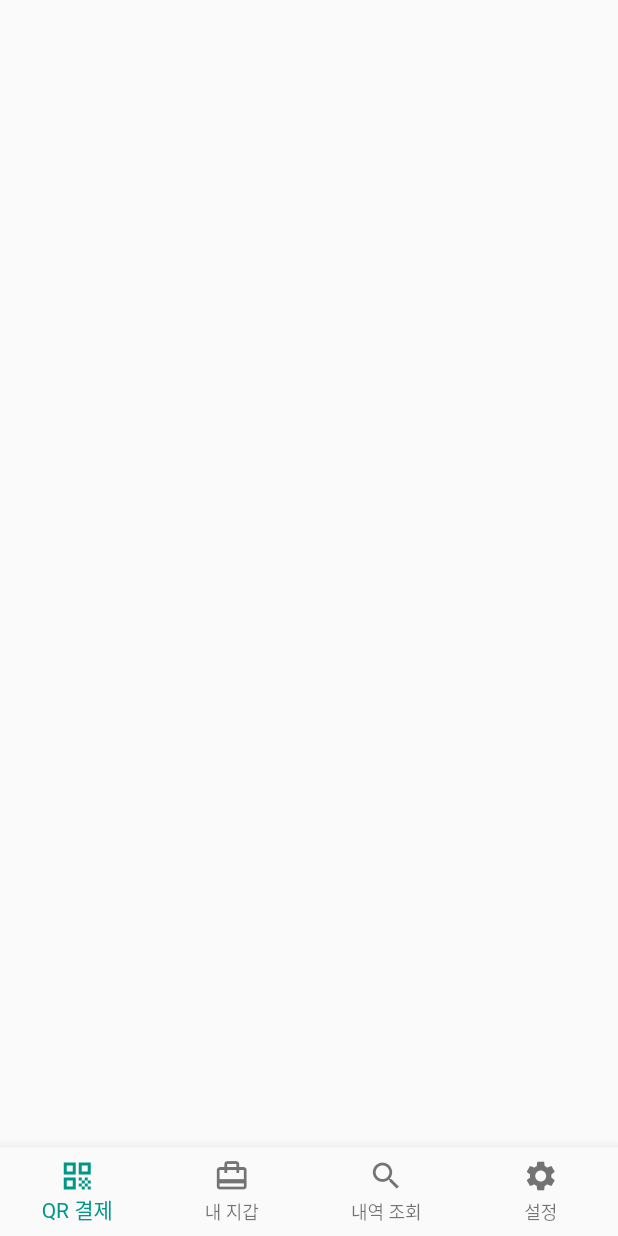
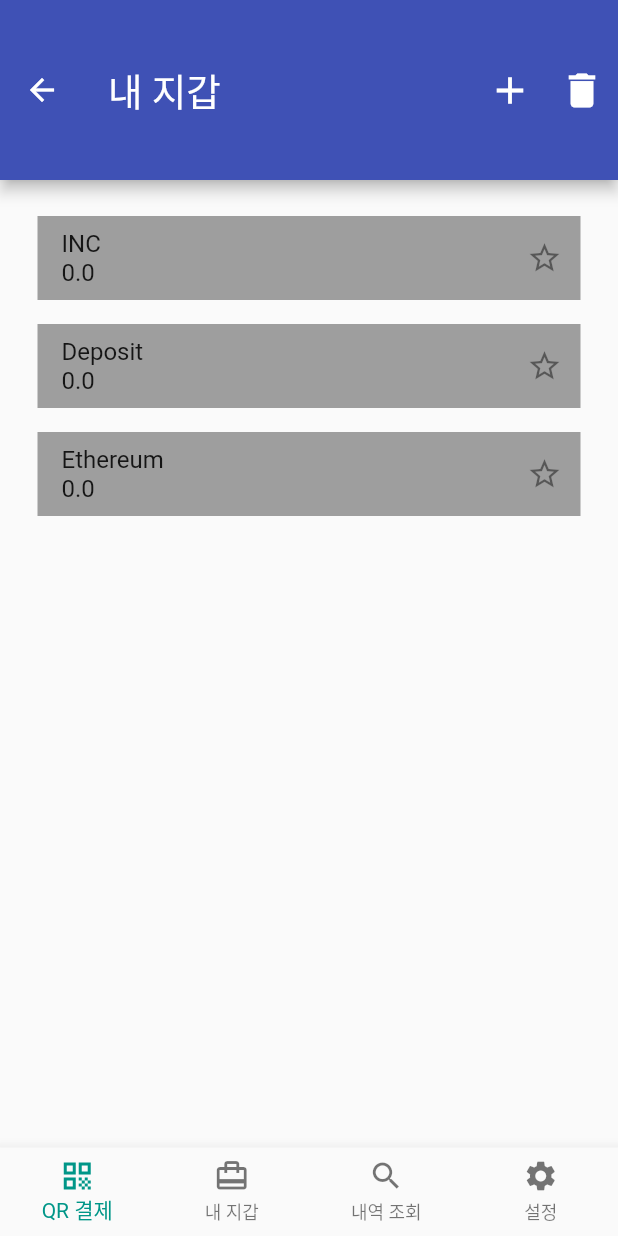
Before and after one commit to jinwoo-nam/Instapay-work, a Flutter app: the MyWalletScreen screen opened directly, on a phone screen of 412 x 824 dp. Run offline on Flutter 3.47's test engine with Material 2 defaults, Android fonts, the phone set to English and light mode, and no system bars; missing offline and left inert: qr_code_scanner.

```diff
--- a/instapay_clone/lib/di/provider_setup.dart
+++ b/instapay_clone/lib/di/provider_setup.dart
@@ -1,4 +1,5 @@
 import 'package:instapay_clone/presentation/main_page/main_screen_view_model.dart';
+import 'package:instapay_clone/presentation/my_wallet/my_wallet_view_model.dart';
 import 'package:instapay_clone/presentation/root_page/root_view_model.dart';
 import 'package:provider/provider.dart';
 import 'package:provider/single_child_widget.dart';
@@ -11,5 +12,8 @@ Future<List<SingleChildWidget>> getProviders() async {
     ChangeNotifierProvider<MainScreenViewModel>(
       create: (context) => MainScreenViewModel(),
     ),
+    ChangeNotifierProvider<MyWalletViewModel>(
+      create: (context) => MyWalletViewModel(),
+    ),
   ];
 }
--- a/instapay_clone/lib/presentation/main_page/main_screen.dart
+++ b/instapay_clone/lib/presentation/main_page/main_screen.dart
@@ -18,10 +18,8 @@ class MainScreen extends StatelessWidget {
       const HistorySearchScreen(),
       const SettingScreen(),
     ];
-    return Scaffold(
-      body: SafeArea(
+    return SafeArea(
         child: _children[viewModel.curIndex],
-      ),
-    );
+      );
   }
 }
--- a/instapay_clone/lib/presentation/main_page/main_screen_view_model.dart
+++ b/instapay_clone/lib/presentation/main_page/main_screen_view_model.dart
@@ -2,7 +2,6 @@ import 'package:flutter/material.dart';
 
 
 class MainScreenViewModel with ChangeNotifier {
-
   int _curIndex = 0;
   int get curIndex => _curIndex;
 
--- /dev/null
+++ b/instapay_clone/lib/presentation/my_wallet/components/payment_method.dart
@@ -0,0 +1,56 @@
+import 'package:flutter/material.dart';
+import 'package:instapay_clone/presentation/my_wallet/my_wallet_view_model.dart';
+import 'package:provider/provider.dart';
+
+class PaymentMethod extends StatefulWidget {
+  String title;
+  double balance;
+  String unit;
+
+  PaymentMethod({
+    Key? key,
+    required this.title,
+    required this.balance,
+    required this.unit,
+  }) : super(key: key);
+
+  @override
+  State<PaymentMethod> createState() => _PaymentMethodState();
+}
+
+class _PaymentMethodState extends State<PaymentMethod> {
+  @override
+  Widget build(BuildContext context) {
+    final viewModel = context.watch<MyWalletViewModel>();
+
+    return Padding(
+      padding: const EdgeInsets.symmetric(
+        vertical: 8,
+        horizontal: 25,
+      ),
+      child: ListTile(
+        contentPadding: const EdgeInsets.all(0),
+        minLeadingWidth: 0,
+        tileColor: Colors.grey,
+        title: Column(
+          crossAxisAlignment: CrossAxisAlignment.start,
+          children: [Text(widget.title), Text('${widget.balance}')],
+        ),
+        leading: Visibility(
+          visible: viewModel.isSelectedDelete,
+          child: IconButton(
+            icon: const Icon(
+              Icons.radio_button_off,
+              size: 15,
+            ),
+            onPressed: () {},
+          ),
+        ),
+        trailing: IconButton(
+          icon: const Icon(Icons.star_border),
+          onPressed: () {},
+        ),
+      ),
+    );
+  }
+}
--- a/instapay_clone/lib/presentation/my_wallet/my_wallet_screen.dart
+++ b/instapay_clone/lib/presentation/my_wallet/my_wallet_screen.dart
@@ -1,5 +1,7 @@
 import 'package:flutter/material.dart';
 import 'package:instapay_clone/presentation/main_page/main_screen_view_model.dart';
+import 'package:instapay_clone/presentation/my_wallet/components/payment_method.dart';
+import 'package:instapay_clone/presentation/my_wallet/my_wallet_view_model.dart';
 import 'package:provider/provider.dart';
 
 class MyWalletScreen extends StatelessWidget {
@@ -8,8 +10,72 @@ class MyWalletScreen extends StatelessWidget {
   @override
   Widget build(BuildContext context) {
     final mainViewModel = context.watch<MainScreenViewModel>();
+    final viewModel = context.watch<MyWalletViewModel>();
 
-    return Align(
+    return Scaffold(
+      appBar: AppBar(
+        toolbarHeight: 120,
+        backgroundColor: Colors.indigo,
+        title: Text(
+          viewModel.isSelectedDelete == false ? '내 지갑' : '삭제 선택',
+          style: const TextStyle(fontSize: 25),
+        ),
+        actions: [
+          viewModel.isSelectedDelete == false
+              ? IconButton(
+                  onPressed: () {},
+                  icon: const Icon(
+                    Icons.add,
+                    size: 30,
+                  ),
+                )
+              : IconButton(
+                  onPressed: () {
+                    viewModel.onDeleteButtonClick();
+                  },
+                  icon: const Icon(
+                    Icons.highlight_off_outlined,
+                    size: 30,
+                  ),
+                ),
+          IconButton(
+            onPressed: () {
+              viewModel.isSelectedDelete == false
+                  ? viewModel.onDeleteButtonClick()
+                  : viewModel.deletePaymentMethod();
+            },
+            icon: const Icon(
+              Icons.delete,
+              size: 30,
+            ),
+          ),
+        ],
+      ),
+      body: Stack(
+        children: [
+          ListView(
+            children: [
+              const Padding(
+                padding: EdgeInsets.all(8),
+              ),
+              PaymentMethod(
+                title: 'INC',
+                balance: 0,
+                unit: '',
+              ),
+              PaymentMethod(
+                title: 'Deposit',
+                balance: 0,
+                unit: 'KRW',
+              ),
+              PaymentMethod(
+                title: 'Ethereum',
+                balance: 0,
+                unit: 'ETH',
+              ),
+            ],
+          ),
+          Align(
             alignment: Alignment.bottomCenter,
             child: BottomNavigationBar(
               currentIndex: mainViewModel.curIndex,
@@ -39,6 +105,9 @@ class MyWalletScreen extends StatelessWidget {
                     label: ('설정')),
               ],
             ),
+          ),
+        ],
+      ),
     );
   }
 }
--- /dev/null
+++ b/instapay_clone/lib/presentation/my_wallet/my_wallet_view_model.dart
@@ -0,0 +1,15 @@
+import 'package:flutter/material.dart';
+
+class MyWalletViewModel with ChangeNotifier {
+  bool _isSelectedDelete = false;
+  bool get isSelectedDelete => _isSelectedDelete;
+
+  void onDeleteButtonClick(){
+    _isSelectedDelete = !_isSelectedDelete;
+    notifyListeners();
+  }
+
+  void deletePaymentMethod(){
+
+  }
+}
--- a/instapay_clone/lib/presentation/qr_pay/qr_pay_screen.dart
+++ b/instapay_clone/lib/presentation/qr_pay/qr_pay_screen.dart
@@ -38,7 +38,8 @@ class _QrPayScreenState extends State<QrPayScreen> {
   @override
   Widget build(BuildContext context) {
     final mainViewModel = context.watch<MainScreenViewModel>();
-    return Column(
+    return Scaffold(
+      body: Column(
         children: <Widget>[
           Expanded(
             child: Stack(
@@ -238,6 +239,7 @@ class _QrPayScreenState extends State<QrPayScreen> {
           //   ),
           // )
         ],
+      ),
     );
   }
 
```
Also changed, not shown: instapay_clone/lib/presentation/history_search/components/bill_box_screen.dart (added, +12 -0 lines), instapay_clone/lib/presentation/history_search/components/monthly_screen.dart (added, +214 -0 lines), instapay_clone/lib/presentation/history_search/components/recently_screen.dart (added, +12 -0 lines), instapay_clone/lib/presentation/history_search/history_search_screen.dart (+39 -1 lines), instapay_clone/lib/presentation/setting/setting_screen.dart (+40 -1 lines). Lines whose indentation alone changed are shown as unchanged.
